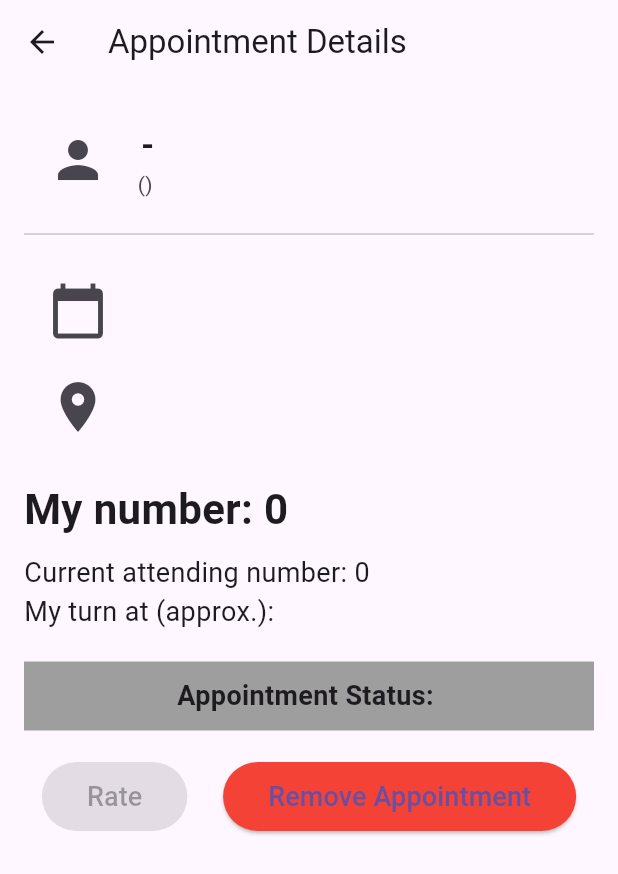
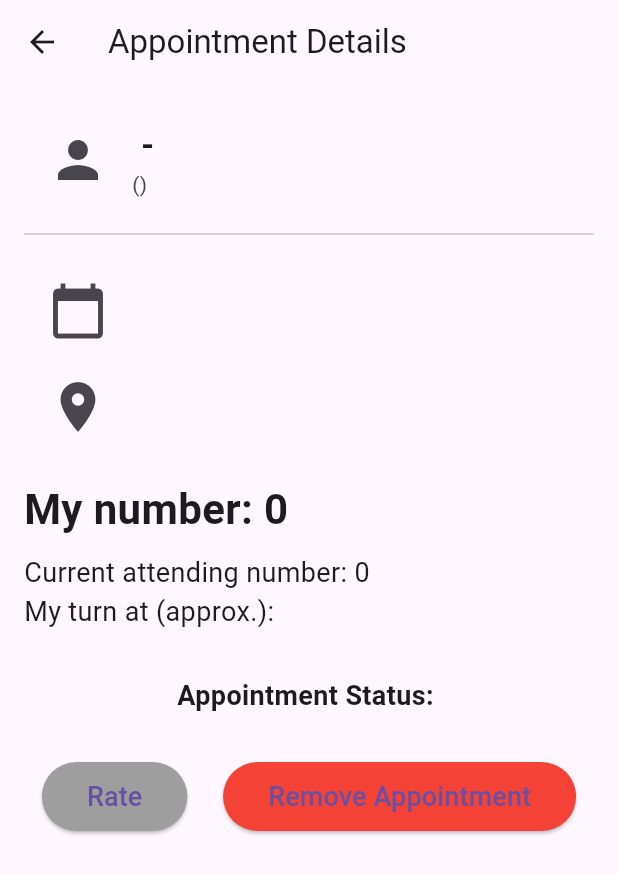
Before and after one commit to Madushansuriyabandara/Mediconnect-Frontend, a Flutter app: the AppointmentDetailsScreen screen opened directly with empty values, on a phone screen of 412 x 824 dp. Shown: the top 874 px of the screen. Run offline on Flutter 3.47's test engine with Material 3 defaults, Android fonts, the phone set to English and light mode, and no system bars; our stand-ins replace google_sign_in, qr_flutter; missing offline and left inert: flutter_facebook_auth.

Commit message:
Update appointment_details.dart

```diff
--- a/lib/screens/patient_screens/home/appointment_details/appointment_details.dart
+++ b/lib/screens/patient_screens/home/appointment_details/appointment_details.dart
@@ -1,5 +1,7 @@
 import 'package:flutter/material.dart';
-import 'view/view.dart';
+
+import '../../../../themes/appointmentStatusColors.dart';
+import '../rate/RateScreen.dart';
 
 class AppointmentDetailsScreen extends StatelessWidget {
   final String appointmentName;
@@ -29,17 +31,111 @@ class AppointmentDetailsScreen extends StatelessWidget {
 
   @override
   Widget build(BuildContext context) {
-    return AppointmentDetailsScaffold(
-      appointmentName: appointmentName,
-      doctorName: doctorName,
-      specialty: specialty,
-      appointmentTime: appointmentTime,
-      appointmentDate: appointmentDate,
-      location: location,
-      appointmentNumber: appointmentNumber,
-      currentNumber: currentNumber,
-      turnTime: turnTime,
-      appointmentStatus: appointmentStatus,
+    return Scaffold(
+      appBar: AppBar(
+        title: const Text('Appointment Details'),
+      ),
+      body: Padding(
+        padding: const EdgeInsets.all(16.0),
+        child: Column(
+          crossAxisAlignment: CrossAxisAlignment.start,
+          children: [
+            ListTile(
+              leading: const Icon(Icons.person, size: 40),
+              title: Text(
+                "$doctorName - $appointmentName",
+                style:
+                const TextStyle(fontSize: 22, fontWeight: FontWeight.bold),
+              ),
+              subtitle: Text("$doctorName($specialty)"),
+            ),
+            const Divider(height: 30),
+            ListTile(
+              leading: const Icon(Icons.calendar_today, size: 40),
+              title: Text(
+                appointmentTime,
+                style: const TextStyle(fontSize: 18),
+              ),
+              subtitle: Text(appointmentDate),
+            ),
+            ListTile(
+              leading: const Icon(Icons.location_on, size: 40),
+              title: Text(location),
+            ),
+            const SizedBox(height: 20),
+            Text(
+              "My number: $appointmentNumber",
+              style: const TextStyle(fontSize: 28, fontWeight: FontWeight.bold),
+            ),
+            const SizedBox(height: 10),
+            Text(
+              "Current attending number: $currentNumber",
+              style: const TextStyle(fontSize: 18),
+            ),
+            Text(
+              "My turn at (approx.): $turnTime",
+              style: const TextStyle(fontSize: 18),
+            ),
+            const SizedBox(height: 20),
+            Container(
+              padding: const EdgeInsets.symmetric(vertical: 10),
+              width: double.infinity,
+              color: getAppointmentStatusColor(
+                  appointmentStatus), // Use the status color method
+              child: Center(
+                child: Text(
+                  "Appointment Status: $appointmentStatus",
+                  style: const TextStyle(
+                    fontSize: 18,
+                    fontWeight: FontWeight.bold,
+                  ),
+                ),
+              ),
+            ),
+            const SizedBox(height: 20),
+            Row(
+              mainAxisAlignment: MainAxisAlignment.spaceAround,
+              children: [
+                ElevatedButton(
+                  onPressed: () {
+                    Navigator.push(
+                      context,
+                      MaterialPageRoute(
+                        builder: (context) => RateScreen(
+                          doctorName: 'Dr. John Doe',
+                        ),
+                      ),
+                    );
+                  },
+                  style: ElevatedButton.styleFrom(
+                    backgroundColor: Colors.grey,
+                    padding: const EdgeInsets.symmetric(
+                        horizontal: 30, vertical: 10),
+                  ),
+                  child: const Text(
+                    "Rate",
+                    style: TextStyle(fontSize: 18),
+                  ),
+                ),
+                ElevatedButton(
+                  onPressed: () {
+                    // Handle remove appointment action
+                  },
+                  style: ElevatedButton.styleFrom(
+                    backgroundColor: Colors.red,
+                    padding: const EdgeInsets.symmetric(
+                        horizontal: 30, vertical: 10),
+                  ),
+                  child: const Text(
+                    "Remove Appointment",
+                    style: TextStyle(fontSize: 18),
+                  ),
+                ),
+              ],
+            ),
+          ],
+        ),
+      ),
     );
   }
 }
```
